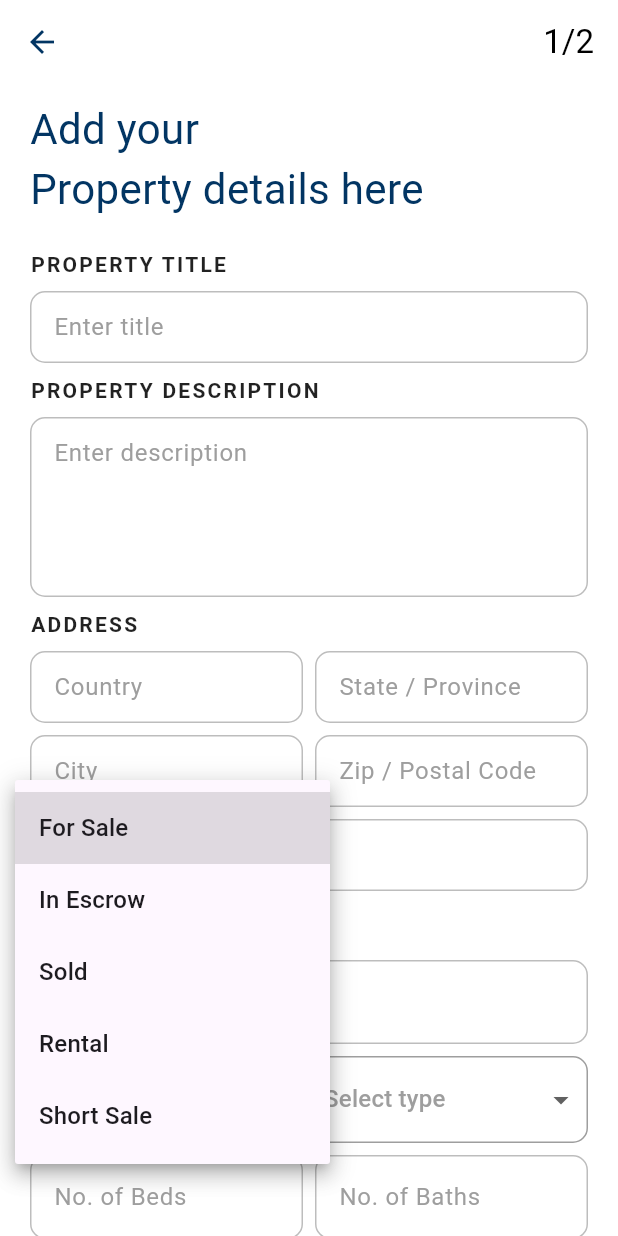
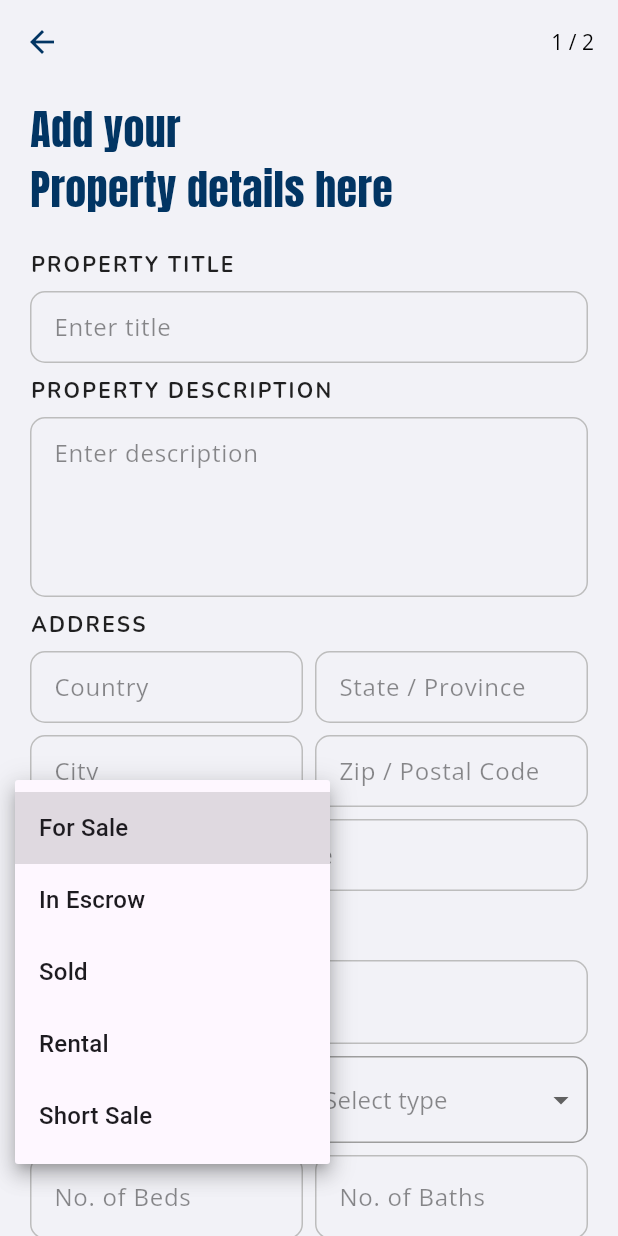
Before and after one commit to repsajanboy/real-state-property-app, a Flutter app: the AddListingScreen screen opened by its route, after a tap on "Select status", on a phone screen of 412 x 824 dp. Run offline on Flutter 3.47's test engine with Material 3 defaults, Android fonts, the phone set to English and light mode, and no system bars; our stand-ins replace equatable, flutter_bloc, introduction_screen.

Commit message:
Add Listing textstyles, hint textfield  style

```diff
--- a/lib/presentation/add_listing/view/add_listing_screen.dart
+++ b/lib/presentation/add_listing/view/add_listing_screen.dart
@@ -1,5 +1,7 @@
 import 'package:flutter/material.dart';
 import 'package:real_state_property/routing/app_router_names.dart';
+import 'package:real_state_property/styles/colors.dart';
+import 'package:real_state_property/styles/text_styles.dart';
 
 import 'widgets/address_form_section.dart';
 import 'widgets/amenities_section.dart';
@@ -12,18 +14,18 @@ class AddListingScreen extends StatelessWidget {
   @override
   Widget build(BuildContext context) {
     return Scaffold(
-      backgroundColor: Colors.white,
+      backgroundColor: AppColors.mainBgColor,
       appBar: AppBar(
         elevation: 0.0,
-        backgroundColor: Colors.transparent,
+        backgroundColor: AppColors.mainBgColor,
         leading: BackButton(
-          color: Color(0xff023563),
+          color: AppColors.mainColor,
         ),
         title: Align(
           alignment: Alignment.centerRight,
           child: Text(
-            '1/2',
-            style: TextStyle(color: Colors.black),
+            '1 / 2',
+            style: AppTextStyle.bodyTextSmall,
           ),
         ),
       ),
@@ -41,17 +43,11 @@ class AddListingScreen extends StatelessWidget {
                     children: [
                       Text(
                         'Add your',
-                        style: TextStyle(
-                          fontSize: 28.0,
-                          color: Color(0xff023563),
-                        ),
+                        style: AppTextStyle.mainTitle,
                       ),
                       Text(
                         'Property details here',
-                        style: TextStyle(
-                          fontSize: 28.0,
-                          color: Color(0xff023563),
-                        ),
+                        style: AppTextStyle.mainTitle,
                       ),
                     ],
                   ),
@@ -75,17 +71,14 @@ class AddListingScreen extends StatelessWidget {
                               context, RouteNames.uploadListingPhoto);
                         },
                         style: TextButton.styleFrom(
-                            backgroundColor: Color(0xff023563),
-                            shape: RoundedRectangleBorder(
-                                borderRadius: BorderRadius.circular(8.0))),
+                          backgroundColor: Color(0xff023563),
+                          shape: RoundedRectangleBorder(
+                            borderRadius: BorderRadius.circular(8.0),
+                          ),
+                        ),
                         child: Text(
                           "CREATE NEW LISTING",
-                          style: TextStyle(
-                            color: Colors.white,
-                            fontSize: 18.0,
-                            fontWeight: FontWeight.bold,
-                            letterSpacing: 1.5,
-                          ),
+                          style: AppTextStyle.buttonTextLarge,
                         ),
                       ),
                     )
--- a/lib/presentation/add_listing/view/upload_photo_listing_screen.dart
+++ b/lib/presentation/add_listing/view/upload_photo_listing_screen.dart
@@ -1,5 +1,7 @@
 import 'package:flutter/material.dart';
 import 'package:real_state_property/routing/app_router_names.dart';
+import 'package:real_state_property/styles/colors.dart';
+import 'package:real_state_property/styles/text_styles.dart';
 
 class UploadPhotoListingScreen extends StatelessWidget {
   const UploadPhotoListingScreen({super.key});
@@ -7,20 +9,19 @@ class UploadPhotoListingScreen extends StatelessWidget {
   @override
   Widget build(BuildContext context) {
     return Scaffold(
+      backgroundColor: AppColors.mainBgColor,
       appBar: AppBar(
         elevation: 0.0,
         title: Align(
           alignment: Alignment.centerRight,
           child: Text(
-            "2/2",
-            style: TextStyle(
-              color: Colors.black,
-            ),
+            "2 / 2",
+            style: AppTextStyle.bodyTextSmall,
           ),
         ),
-        backgroundColor: Colors.transparent,
+        backgroundColor: AppColors.mainBgColor,
         leading: BackButton(
-          color: Color(0xff023563),
+          color: AppColors.mainColor,
         ),
       ),
       bottomNavigationBar: Container(
@@ -30,24 +31,17 @@ class UploadPhotoListingScreen extends StatelessWidget {
             Navigator.pushNamed(context, RouteNames.menu);
           },
           style: TextButton.styleFrom(
-            backgroundColor: Color(0xff023563),
-            shape: RoundedRectangleBorder(
-              borderRadius: BorderRadius.circular(10)
-            )
-          ),
+              backgroundColor: Color(0xff023563),
+              shape: RoundedRectangleBorder(
+                  borderRadius: BorderRadius.circular(10))),
           child: Padding(
-            padding: const EdgeInsets.all(10.0),
+            padding: const EdgeInsets.all(5.0),
             child: Row(
               mainAxisAlignment: MainAxisAlignment.center,
               children: [
                 Text(
                   'SAVE',
-                  style: TextStyle(
-                    color: Colors.white,
-                    fontSize: 23.0,
-                    fontWeight: FontWeight.bold,
-                    letterSpacing: 1.5
-                  ),
+                  style: AppTextStyle.buttonTextLarge,
                 ),
               ],
             ),
@@ -67,17 +61,11 @@ class UploadPhotoListingScreen extends StatelessWidget {
                   children: [
                     Text(
                       "Upload your",
-                      style: TextStyle(
-                        fontSize: 28.0,
-                        color: Color(0xff023563),
-                      ),
+                      style: AppTextStyle.mainTitle,
                     ),
                     Text(
                       "Property Photos here",
-                      style: TextStyle(
-                        fontSize: 28.0,
-                        color: Color(0xff023563),
-                      ),
+                      style: AppTextStyle.mainTitle,
                     ),
                   ],
                 ),
@@ -99,10 +87,16 @@ class UploadPhotoListingScreen extends StatelessWidget {
                       onPressed: () {},
                       tooltip: 'Pick Image',
                       backgroundColor: Colors.white,
-                      child: Icon(Icons.add_a_photo),
+                      child: Icon(
+                        Icons.add_a_photo,
+                        color: AppColors.mainColor,
+                      ),
                     ),
                     SizedBox(height: 8.0),
-                    Text("Upload photo"),
+                    Text(
+                      "Upload photo",
+                      style: AppTextStyle.bodyText,
+                    ),
                   ],
                 ),
               ),
@@ -110,7 +104,7 @@ class UploadPhotoListingScreen extends StatelessWidget {
               Expanded(
                   child: Container(
                 decoration: BoxDecoration(
-                  color: Colors.grey[200],
+                  color: Colors.grey.shade300,
                   borderRadius: BorderRadius.all(
                     Radius.circular(8.0),
                   ),
--- a/lib/presentation/add_listing/view/widgets/address_form_section.dart
+++ b/lib/presentation/add_listing/view/widgets/address_form_section.dart
@@ -1,4 +1,5 @@
 import 'package:flutter/material.dart';
+import 'package:real_state_property/styles/text_styles.dart';
 
 class AddressFormSection extends StatelessWidget {
   const AddressFormSection({super.key});
@@ -10,11 +11,7 @@ class AddressFormSection extends StatelessWidget {
       children: [
         Text(
           'ADDRESS',
-          style: TextStyle(
-            color: Colors.black87,
-            fontWeight: FontWeight.bold,
-            letterSpacing: 1.5,
-          ),
+          style: AppTextStyle.titleTextBold,
         ),
         SizedBox(height: 8.0),
         Row(
@@ -24,9 +21,7 @@ class AddressFormSection extends StatelessWidget {
                 decoration: InputDecoration(
                   isDense: true,
                   hintText: 'Country',
-                  hintStyle: TextStyle(
-                    color: Colors.grey
-                  ),
+                  hintStyle: AppTextStyle.textFieldHintText,
                   enabledBorder: OutlineInputBorder(
                     borderRadius: BorderRadius.all(
                       Radius.circular(10.0),
@@ -40,7 +35,7 @@ class AddressFormSection extends StatelessWidget {
                       Radius.circular(10.0),
                     ),
                     borderSide: BorderSide(
-                      color: Colors.grey,
+                      color: Colors.black54,
                     ),
                   ),
                 ),
@@ -52,9 +47,7 @@ class AddressFormSection extends StatelessWidget {
                 decoration: InputDecoration(
                   isDense: true,
                   hintText: 'State / Province',
-                  hintStyle: TextStyle(
-                    color: Colors.grey
-                  ),
+                  hintStyle: AppTextStyle.textFieldHintText,
                   enabledBorder: OutlineInputBorder(
                     borderRadius: BorderRadius.all(
                       Radius.circular(10.0),
@@ -68,7 +61,7 @@ class AddressFormSection extends StatelessWidget {
                       Radius.circular(10.0),
                     ),
                     borderSide: BorderSide(
-                      color: Colors.grey,
+                      color: Colors.black54,
                     ),
                   ),
                 ),
@@ -84,9 +77,7 @@ class AddressFormSection extends StatelessWidget {
                 decoration: InputDecoration(
                   isDense: true,
                   hintText: 'City',
-                  hintStyle: TextStyle(
-                    color: Colors.grey
-                  ),
+                  hintStyle: AppTextStyle.textFieldHintText,
                   enabledBorder: OutlineInputBorder(
                     borderRadius: BorderRadius.all(
                       Radius.circular(10.0),
@@ -100,7 +91,7 @@ class AddressFormSection extends StatelessWidget {
                       Radius.circular(10.0),
                     ),
                     borderSide: BorderSide(
-                      color: Colors.grey,
+                      color: Colors.black54,
                     ),
                   ),
                 ),
@@ -112,9 +103,7 @@ class AddressFormSection extends StatelessWidget {
                 decoration: InputDecoration(
                   isDense: true,
                   hintText: 'Zip / Postal Code',
-                  hintStyle: TextStyle(
-                    color: Colors.grey
-                  ),
+                  hintStyle: AppTextStyle.textFieldHintText,
                   enabledBorder: OutlineInputBorder(
                     borderRadius: BorderRadius.all(
                       Radius.circular(10.0),
@@ -128,7 +117,7 @@ class AddressFormSection extends StatelessWidget {
                       Radius.circular(10.0),
                     ),
                     borderSide: BorderSide(
-                      color: Colors.grey,
+                      color: Colors.black54,
                     ),
                   ),
                 ),
@@ -141,9 +130,7 @@ class AddressFormSection extends StatelessWidget {
           decoration: InputDecoration(
             isDense: true,
             hintText: 'Address or street name',
-            hintStyle: TextStyle(
-              color: Colors.grey
-            ),
+            hintStyle: AppTextStyle.textFieldHintText,
             enabledBorder: OutlineInputBorder(
               borderRadius: BorderRadius.all(
                 Radius.circular(10.0),
@@ -157,7 +144,7 @@ class AddressFormSection extends StatelessWidget {
                 Radius.circular(10.0),
               ),
               borderSide: BorderSide(
-                color: Colors.grey,
+                color: Colors.black54,
               ),
             ),
           ),
--- a/lib/presentation/add_listing/view/widgets/amenities_section.dart
+++ b/lib/presentation/add_listing/view/widgets/amenities_section.dart
@@ -1,4 +1,5 @@
 import 'package:flutter/material.dart';
+import 'package:real_state_property/styles/text_styles.dart';
 
 class AmenitiesSection extends StatelessWidget {
   const AmenitiesSection({super.key});
@@ -10,11 +11,7 @@ class AmenitiesSection extends StatelessWidget {
       children: [
         Text(
           'AMENITIES',
-          style: TextStyle(
-            color: Colors.black87,
-            fontWeight: FontWeight.bold,
-            letterSpacing: 1.5,
-          ),
+          style: AppTextStyle.titleTextBold,
         ),
         SizedBox(height: 8.0),
         Row(
@@ -25,9 +22,7 @@ class AmenitiesSection extends StatelessWidget {
                   CheckboxListTile(
                     title: Text(
                       'Pool',
-                      style: TextStyle(
-                        color: Colors.black54,
-                      ),
+                      style: AppTextStyle.bodyTextGrey,
                     ),
                     value: false,
                     onChanged: (value) {},
@@ -36,9 +31,7 @@ class AmenitiesSection extends StatelessWidget {
                   CheckboxListTile(
                     title: Text(
                       'Pet-Friendly',
-                      style: TextStyle(
-                        color: Colors.black54,
-                      ),
+                      style: AppTextStyle.bodyTextGrey,
                     ),
                     value: false,
                     onChanged: (value) {},
@@ -47,9 +40,7 @@ class AmenitiesSection extends StatelessWidget {
                   CheckboxListTile(
                     title: Text(
                       'Terrace',
-                      style: TextStyle(
-                        color: Colors.black54,
-                      ),
+                      style: AppTextStyle.bodyTextGrey,
                     ),
                     value: false,
                     onChanged: (value) {},
@@ -64,9 +55,7 @@ class AmenitiesSection extends StatelessWidget {
                   CheckboxListTile(
                     title: Text(
                       'Parking',
-                      style: TextStyle(
-                        color: Colors.black54,
-                      ),
+                      style: AppTextStyle.bodyTextGrey,
                     ),
                     value: false,
                     onChanged: (value) {},
@@ -75,9 +64,7 @@ class AmenitiesSection extends StatelessWidget {
                   CheckboxListTile(
                     title: Text(
                       'Garden',
-                      style: TextStyle(
-                        color: Colors.black54,
-                      ),
+                      style: AppTextStyle.bodyTextGrey,
                     ),
                     value: false,
                     onChanged: (value) {},
@@ -86,9 +73,7 @@ class AmenitiesSection extends StatelessWidget {
                   CheckboxListTile(
                     title: Text(
                       'Gym',
-                      style: TextStyle(
-                        color: Colors.black54,
-                      ),
+                      style: AppTextStyle.bodyTextGrey,
                     ),
                     value: false,
                     onChanged: (value) {},
--- a/lib/presentation/add_listing/view/widgets/details_form_section.dart
+++ b/lib/presentation/add_listing/view/widgets/details_form_section.dart
@@ -1,4 +1,5 @@
 import 'package:flutter/material.dart';
+import 'package:real_state_property/styles/text_styles.dart';
 
 class DetailsFormSection extends StatelessWidget {
   DetailsFormSection({super.key});
@@ -35,17 +36,13 @@ class DetailsFormSection extends StatelessWidget {
             children: [
               Text(
                 'PRICE & DETAILS',
-                style: TextStyle(
-                  color: Colors.black87,
-                  fontWeight: FontWeight.bold,
-                  letterSpacing: 1.5,
-                ),
+                style: AppTextStyle.titleTextBold,
               ),
               SizedBox(height: 8.0),
               TextField(
                 decoration: InputDecoration(
                   hintText: "Enter property price",
-                  hintStyle: TextStyle(color: Colors.grey),
+                  hintStyle: AppTextStyle.textFieldHintText,
                   enabledBorder: OutlineInputBorder(
                     borderRadius: BorderRadius.all(
                       Radius.circular(10),
@@ -59,7 +56,7 @@ class DetailsFormSection extends StatelessWidget {
                       Radius.circular(10),
                     ),
                     borderSide: BorderSide(
-                      color: Colors.grey,
+                      color: Colors.black54,
                     ),
                   ),
                 ),
@@ -84,9 +81,7 @@ class DetailsFormSection extends StatelessWidget {
                           iconSize: 24.0,
                           hint: Text(
                             'Select status',
-                            style: TextStyle(
-                              color: Colors.grey,
-                            ),
+                            style: AppTextStyle.textFieldHintText,
                           ),
                           items: statusItems
                               .map<DropdownMenuItem<String>>((String value) {
@@ -117,9 +112,7 @@ class DetailsFormSection extends StatelessWidget {
                           iconSize: 24.0,
                           hint: Text(
                             'Select type',
-                            style: TextStyle(
-                              color: Colors.grey,
-                            ),
+                            style: AppTextStyle.textFieldHintText,
                           ),
                           items: typeItems
                               .map<DropdownMenuItem<String>>((String value) {
@@ -143,9 +136,7 @@ class DetailsFormSection extends StatelessWidget {
                     child: TextField(
                       decoration: InputDecoration(
                         hintText: "No. of Beds",
-                        hintStyle: TextStyle(
-                          color: Colors.grey
-                        ),
+                        hintStyle: AppTextStyle.textFieldHintText,
                         enabledBorder: OutlineInputBorder(
                           borderRadius: BorderRadius.all(
                             Radius.circular(10),
@@ -159,7 +150,7 @@ class DetailsFormSection extends StatelessWidget {
                             Radius.circular(10),
                           ),
                           borderSide: BorderSide(
-                            color: Colors.grey,
+                            color: Colors.black54,
                           ),
                         ),
                       ),
@@ -170,9 +161,7 @@ class DetailsFormSection extends StatelessWidget {
                     child: TextField(
                       decoration: InputDecoration(
                         hintText: "No. of Baths",
-                        hintStyle: TextStyle(
-                          color: Colors.grey
-                        ),
+                        hintStyle: AppTextStyle.textFieldHintText,
                         enabledBorder: OutlineInputBorder(
                           borderRadius: BorderRadius.all(
                             Radius.circular(10),
@@ -186,7 +175,7 @@ class DetailsFormSection extends StatelessWidget {
                             Radius.circular(10),
                           ),
                           borderSide: BorderSide(
-                            color: Colors.grey,
+                            color: Colors.black54,
                           ),
                         ),
                       ),
@@ -198,9 +187,7 @@ class DetailsFormSection extends StatelessWidget {
               TextField(
                 decoration: InputDecoration(
                   hintText: "Enter property size (square feet)",
-                  hintStyle: TextStyle(
-                    color: Colors.grey
-                  ),
+                  hintStyle: AppTextStyle.textFieldHintText,
                   enabledBorder: OutlineInputBorder(
                     borderRadius: BorderRadius.all(
                       Radius.circular(10),
@@ -214,7 +201,7 @@ class DetailsFormSection extends StatelessWidget {
                       Radius.circular(10),
                     ),
                     borderSide: BorderSide(
-                      color: Colors.grey,
+                      color: Colors.black54,
                     ),
                   ),
                 ),
--- a/lib/presentation/add_listing/view/widgets/title_description_form_section.dart
+++ b/lib/presentation/add_listing/view/widgets/title_description_form_section.dart
@@ -1,4 +1,5 @@
 import 'package:flutter/material.dart';
+import 'package:real_state_property/styles/text_styles.dart';
 
 class TitleDescriptionFormSection extends StatelessWidget {
   const TitleDescriptionFormSection({super.key});
@@ -10,18 +11,14 @@ class TitleDescriptionFormSection extends StatelessWidget {
       children: [
         Text(
           'PROPERTY TITLE',
-          style: TextStyle(
-            color: Colors.black87,
-            fontWeight: FontWeight.bold,
-            letterSpacing: 1.5,
-          ),
+          style: AppTextStyle.titleTextBold,
         ),
         SizedBox(height: 8.0),
         TextField(
           decoration: InputDecoration(
             isDense: true,
             hintText: 'Enter title',
-            hintStyle: TextStyle(color: Colors.grey),
+            hintStyle: AppTextStyle.textFieldHintText,
             enabledBorder: OutlineInputBorder(
               borderRadius: BorderRadius.all(
                 Radius.circular(10.0),
@@ -35,7 +32,7 @@ class TitleDescriptionFormSection extends StatelessWidget {
                 Radius.circular(10.0),
               ),
               borderSide: BorderSide(
-                color: Colors.grey,
+                color: Colors.black54,
               ),
             ),
           ),
@@ -43,11 +40,7 @@ class TitleDescriptionFormSection extends StatelessWidget {
         SizedBox(height: 8.0),
         Text(
           'PROPERTY DESCRIPTION',
-          style: TextStyle(
-            color: Colors.black87,
-            fontWeight: FontWeight.bold,
-            letterSpacing: 1.5,
-          ),
+          style: AppTextStyle.titleTextBold,
         ),
         SizedBox(height: 8.0),
         TextField(
@@ -55,9 +48,7 @@ class TitleDescriptionFormSection extends StatelessWidget {
           decoration: InputDecoration(
             isDense: true,
             hintText: "Enter description",
-            hintStyle: TextStyle(
-              color: Colors.grey,
-            ),
+            hintStyle: AppTextStyle.textFieldHintText,
             enabledBorder: OutlineInputBorder(
               borderRadius: BorderRadius.all(
                 Radius.circular(10),
@@ -71,7 +62,7 @@ class TitleDescriptionFormSection extends StatelessWidget {
                 Radius.circular(10),
               ),
               borderSide: BorderSide(
-                color: Colors.grey,
+                color: Colors.black54,
               ),
             ),
           ),
--- a/lib/presentation/signup/view/widgets/email_input_page.dart
+++ b/lib/presentation/signup/view/widgets/email_input_page.dart
@@ -18,7 +18,7 @@ Widget emailInputPage(PageController controller) {
                 autofocus: true,
                 decoration: InputDecoration(
                   hintText: 'you@example.com',
-                  hintStyle: AppTextStyle.signupHintText,
+                  hintStyle: AppTextStyle.textFieldHintText,
                   hintMaxLines: 1,
                   focusedBorder: UnderlineInputBorder(
                     borderSide: BorderSide(
--- a/lib/presentation/signup/view/widgets/first_last_name_page.dart
+++ b/lib/presentation/signup/view/widgets/first_last_name_page.dart
@@ -27,7 +27,7 @@ Widget firstAndLastNamePage(PageController controller) {
                 cursorColor: Colors.black,
                 decoration: InputDecoration(
                   hintText: "First name",
-                  hintStyle: AppTextStyle.signupHintText,
+                  hintStyle: AppTextStyle.textFieldHintText,
                   hintMaxLines: 1,
                   focusedBorder: UnderlineInputBorder(
                     borderSide: BorderSide(
@@ -44,7 +44,7 @@ Widget firstAndLastNamePage(PageController controller) {
                 textInputAction: TextInputAction.next,
                 decoration: InputDecoration(
                   hintText: "Last name",
-                  hintStyle: AppTextStyle.signupHintText,
+                  hintStyle: AppTextStyle.textFieldHintText,
                   hintMaxLines: 1,
                   focusedBorder: UnderlineInputBorder(
                     borderSide: BorderSide(
--- a/lib/presentation/signup/view/widgets/password_input_page.dart
+++ b/lib/presentation/signup/view/widgets/password_input_page.dart
@@ -20,7 +20,7 @@ Widget passwordInputPage(BuildContext context) {
                 autofocus: true,
                 decoration: InputDecoration(
                   hintText: "Your password",
-                  hintStyle: AppTextStyle.signupHintText,
+                  hintStyle: AppTextStyle.textFieldHintText,
                   hintMaxLines: 1,
                   focusedBorder: UnderlineInputBorder(
                     borderSide: BorderSide(
--- a/lib/styles/text_styles.dart
+++ b/lib/styles/text_styles.dart
@@ -39,16 +39,17 @@ class AppTextStyle {
     color: AppColors.mainColor,
   );
 
-  static const TextStyle signupHintText = TextStyle(
-    fontFamily: 'Open Sans',
-    fontSize: 16.0,
-    color: Colors.black45,
-  );
-
   static const TextStyle mainTitle = TextStyle(
     fontFamily: 'Anton',
     color: AppColors.mainColor,
     fontSize: 28.0,
+  );
+
+  static const TextStyle titleTextBold = TextStyle(
+    fontFamily: 'Nunito',
+    color: Colors.black87,
+    fontWeight: FontWeight.bold,
+    letterSpacing: 1.5,
   );
 
   static const TextStyle listingNameBold = TextStyle(
@@ -70,6 +71,12 @@ class AppTextStyle {
     color: Colors.black,
   );
 
+  static const TextStyle bodyTextSmall = TextStyle(
+    fontFamily: 'Open Sans',
+    color: Colors.black,
+    fontSize: 14.0,
+  );
+
   static const TextStyle bodyTextGrey = TextStyle(
     fontFamily: 'Open Sans',
     color: Colors.grey,
@@ -86,4 +93,18 @@ class AppTextStyle {
     color: Colors.white,
     fontSize: 16.0,
   );
+
+  static const TextStyle buttonTextLarge = TextStyle(
+    fontFamily: 'Open Sans',
+    color: Colors.white,
+    fontSize: 18.0,
+    fontWeight: FontWeight.bold,
+    letterSpacing: 1.5,
+  );
+
+  static const TextStyle textFieldHintText = TextStyle(
+    fontFamily: 'Open Sans',
+    fontSize: 16.0,
+    color: Colors.black45,
+  );
 }
--- a/pubspec.yaml
+++ b/pubspec.yaml
@@ -74,6 +74,8 @@ flutter:
     - family: Nunito
       fonts:
         - asset: assets/fonts/Nunito-Regular.ttf
+        - asset: assets/fonts/Nunito-Bold.ttf
+          weight: 700
   #
   # For details regarding fonts from package dependencies,
   # see https://flutter.dev/to/font-from-package
```
Also changed, not shown: assets/fonts/Nunito-Bold.ttf (added).
